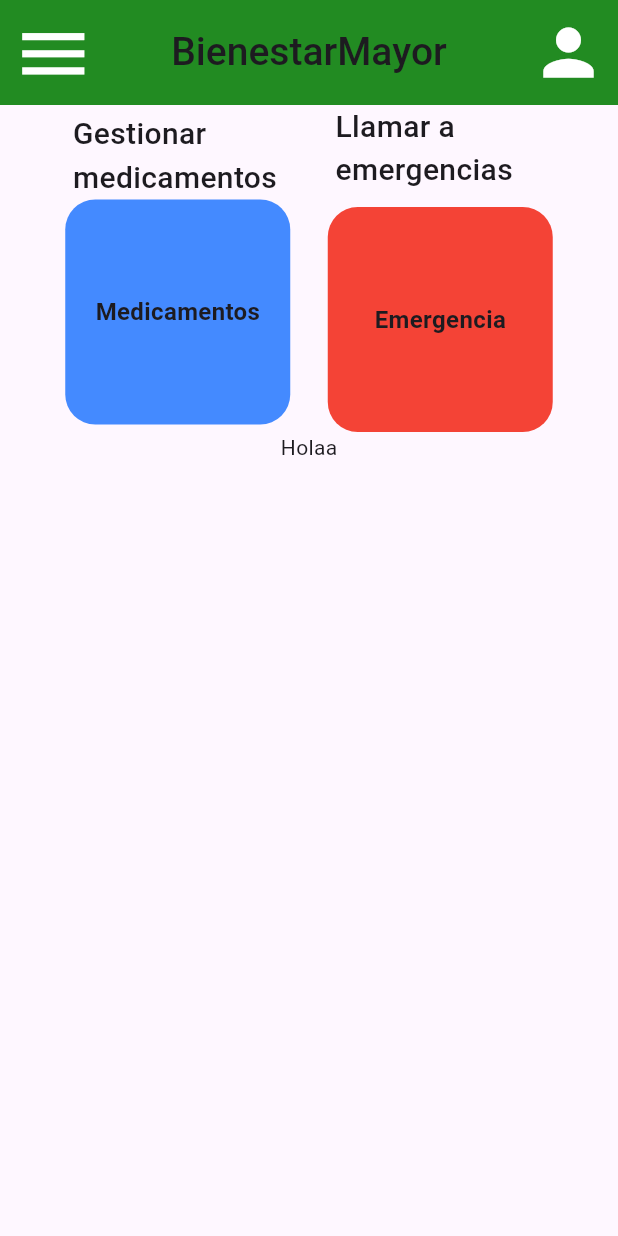
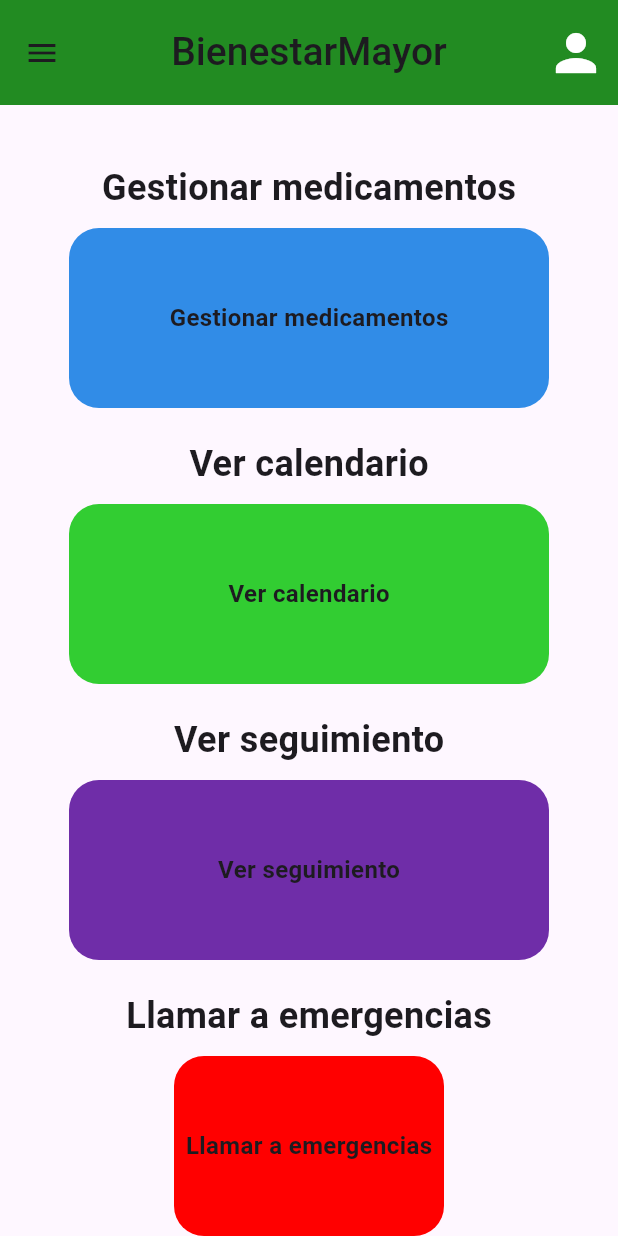
Before and after one commit to JavierVelaR/BienestarMayor, a Flutter app: the screen it shows after launch, on a phone screen of 412 x 824 dp. Run offline on Flutter 3.47's test engine with Material 3 defaults, Android fonts, the phone set to English and light mode, and no system bars; our stand-ins replace email_validator, flutter_svg, modal_progress_hud_nsn, shared_preferences.

Commit message:
Comienzo los diseños de la página principal y del Drawer (Barra lateral)

```diff
--- /dev/null
+++ b/bienestar_mayor/lib/ui/screen_principal/panel_home.dart
@@ -0,0 +1,54 @@
+import 'package:flutter/cupertino.dart';
+
+class PanelHome extends StatelessWidget {
+  const PanelHome({super.key});
+
+  @override
+  Widget build(BuildContext context) {
+    return SingleChildScrollView(
+        padding: const EdgeInsets.all(8),
+        child: Column(
+          crossAxisAlignment: CrossAxisAlignment.start,
+          children: [
+            Text("Gestiona y monitoriza\nfácilmente tus instalaciones"),
+            const SizedBox(height: 10),
+            // Row(),
+            // const SizedBox(height: CONF_SPACE_AFTER_TITLE_SMALL),
+            Text("Configura y/o añade tus\ndispositivos",),
+            const SizedBox(height: 10),
+            // _panelConfig(context),
+            // const SizedBox(height: 12),
+            // Row(
+            //   children: [
+            //     Expanded(
+            //         child: CardHome(
+            //           "Añadir Enersim",
+            //           Assets.homeHomeAddEnersim,
+            //           onTap: () => configureNewDevice(DeviceFamily.enersim),
+            //         )),
+            //     const SizedBox(width: 12),
+            //     Expanded(
+            //         child: CardHome(
+            //           "Disp. no vinculados",
+            //           Assets.homeHomeDevicesNotLinked,
+            //           onTap: showDevicesNotLinked,
+            //         )),
+            //   ],
+            // ),
+            // const SizedBox(height: CONF_SPACE_AFTER_TITLE_SMALL),
+            // Text("IP-Meter", style: Theme.of(context).textTheme.titleLarge),
+            // const SizedBox(height: CONF_SPACE_AFTER_TITLE_SMALL),
+            // Row(
+            //   children: [
+            //     Expanded(
+            //         child: CardHome("Dispositivos", Assets.homeHomeIpmeter, onTap: () => _actionShowIPMeters(context))),
+            //     const SizedBox(width: 12),
+            //     Expanded(
+            //         child: CardHome("Instalaciones", Assets.homeHomeInstallations,
+            //             onTap: () => _actionShowInstallations(context))),
+            //   ],
+            // ),
+          ],
+        ));
+  }
+}
--- a/bienestar_mayor/lib/ui/screen_principal/screen_principal.dart
+++ b/bienestar_mayor/lib/ui/screen_principal/screen_principal.dart
@@ -1,11 +1,7 @@
-import 'dart:ui';
-
 import 'package:bienestar_mayor/theme/custom_colors.dart';
-import 'package:flutter/cupertino.dart';
 import 'package:flutter/material.dart';
-import 'package:flutter/painting.dart';
-import 'package:flutter/rendering.dart';
-import 'package:flutter/widgets.dart';
+import 'package:flutter_svg/flutter_svg.dart';
+import '../../generated/assets.dart';
 
 class ScreenPrincipal extends StatefulWidget {
   const ScreenPrincipal({super.key});
@@ -19,66 +15,23 @@ class _ScreenPrincipalState extends State<ScreenPrincipal> {
   Widget build(BuildContext context) {
     return Scaffold(
       resizeToAvoidBottomInset: false,
-      appBar: AppBar(
-        title: const Text("BienestarMayor", style: TextStyle(fontSize: 26, fontWeight: FontWeight.w500),),
-        centerTitle: true,
-        backgroundColor: CustomColors.verdeBosque,
-        toolbarHeight: 70,
-        shadowColor: Colors.black,
-        leading: IconButton(icon: const Icon(Icons.menu, color: Colors.white, size: 55,), onPressed: (){ _showMenu(); },),
-        actions: [
-          IconButton(onPressed: () { _showAccount();}, icon: const Icon(Icons.person), iconSize: 50, color: Colors.white,),
-        ],
-      ),
-      body: Column(
-        mainAxisAlignment: MainAxisAlignment.start,
-        children: [
-          Row(
-            mainAxisAlignment: MainAxisAlignment.center,
-            children: [
-              Column(
-                children: [
-                  const SizedBox(
-                    width: 140,
-                    child: Text("Gestionar medicamentos", style: TextStyle(fontSize: 20, fontWeight: FontWeight.w500))
-                  ),
-                  Container(
-                    width: 150,
-                    height: 150,
-                    decoration: BoxDecoration(borderRadius: BorderRadius.circular(20), color: Colors.blueAccent),
-                    alignment: Alignment.center,
-                    child: InkWell(
-                      onTap: _cardOnTap,
-                      child: const Text("Medicamentos", style: TextStyle(fontSize: 16, fontWeight: FontWeight.w600),),
-                    ),
-                  ),
-                ],
-              ),
-              const SizedBox(width: 25,),
-              Column(
-                children: [
-                  const SizedBox(
-                    width: 140,
-                    child: Text("Llamar a emergencias", style: TextStyle(fontSize: 20, fontWeight: FontWeight.w500))
-                ),
-                  Container(
-                    margin: const EdgeInsets.only(top: 10),
-                    width: 150,
-                    height: 150,
-                    decoration: BoxDecoration(borderRadius: BorderRadius.circular(20), color: Colors.red),
-                    alignment: Alignment.center,
-                    child: InkWell(
-                      onTap: _cardOnTap,
-                      child: const Text("Emergencia", style: TextStyle(fontSize: 16, fontWeight: FontWeight.w600)),
-                    ),
-                  ),
-                ],
-              ),
-            ],
+      appBar: _appBar(),
+      drawer: _drawer(),
+      body: SingleChildScrollView(padding: const EdgeInsets.all(10.0),
+          child: Container(
+            alignment: Alignment.center,
+            margin: const EdgeInsets.only(top: 8),
+            child: Column(
+              mainAxisAlignment: MainAxisAlignment.start,
+              children: [
+                _cardWithText("Gestionar medicamentos", CustomColors.azulFrancia, () { }, Assets.imagesEyeClosed),
+                _cardWithText("Ver calendario", CustomColors.verdeLima, () { }, Assets.imagesEyeClosed),
+                _cardWithText("Ver seguimiento", CustomColors.berenjena, () { }, Assets.imagesEyeClosed),
+                _cardWithText("Llamar a emergencias", CustomColors.rojo, () { }, Assets.imagesEyeClosed, width: 180),
+              ],
+            ),
           ),
-          Text("Holaa"),
-        ],
-      ),
+        ),
     );
   }
 
@@ -86,11 +39,82 @@ class _ScreenPrincipalState extends State<ScreenPrincipal> {
   // ELEMENTOS
   //////////////////////////////////
 
-  _card(String text, Color color){
-    return Card(
-      margin: const EdgeInsets.all(10),
-      color: color,
-        child: Text(text),
+  _appBar(){
+    return AppBar(
+      title: const Text("BienestarMayor", style: TextStyle(fontSize: 26, fontWeight: FontWeight.w500),),
+      centerTitle: true,
+      backgroundColor: CustomColors.verdeBosque,
+      toolbarHeight: 70,
+      shadowColor: Colors.black,
+      // leading: IconButton(icon: const Icon(Icons.menu, color: Colors.white, size: 55,), onPressed: (){ _showMenu(); },),
+      actions: [
+        IconButton(onPressed: () { _showAccount();}, icon: const Icon(Icons.person), iconSize: 40, color: Colors.white,),
+      ],
+    );
+  }
+
+  _drawer(){
+    return Drawer(
+      width: 250,
+      child: Container(
+        alignment: Alignment.center,
+        decoration: const BoxDecoration(color: Colors.white),
+        child: Column(
+          children: [
+            const SizedBox(height: 80,),
+            _drawerTile("Medicamentos", Icons.healing, subtitle: "Ver los medicamentos"),
+            const SizedBox(height: 20,),
+            _drawerTile("Calendario", Icons.date_range),
+            const SizedBox(height: 20,),
+            _drawerTile("Ver seguimiento", Icons.follow_the_signs),
+            const SizedBox(height: 100,),
+            _drawerTile("Llamar a emergencias", Icons.emergency, colorIcon: Colors.red),
+
+            const Divider(height: 100,),
+            const Text("BienestarMayor", style: TextStyle(fontSize: 26, fontStyle: FontStyle.italic, fontWeight: FontWeight.w400),),
+            const SizedBox(height: 20,),
+            SvgPicture.asset(Assets.imagesEyeClosed, width: 50,),
+          ],
+        ),
+      ),
+    );
+  }
+
+  _drawerTile(String title, IconData icon, {String? subtitle, Color? colorIcon}){
+    final Text? textWidget;
+    var color = colorIcon;
+
+    (subtitle != null) ? textWidget = Text(subtitle) : textWidget = null;
+
+    (colorIcon != null) ? color = colorIcon : color = Colors.black;
+
+    return ListTile(
+      leading: Icon(icon, size: 40,),
+      title: Text(title),
+      horizontalTitleGap: 20,
+      iconColor: color,
+      subtitle: textWidget,
+      onTap: _drawerOnTapTile,
+    );
+  }
+
+  _cardWithText(String text, Color color, void Function()? onTap, String assetImage, {int width = 320}){
+    return Column(
+      children: [
+        const SizedBox(height: 20,),
+        Text(text, style: const TextStyle(fontSize: 24, fontWeight: FontWeight.w600),),
+        const SizedBox(height: 10,),
+        Container(
+          width: width.toDouble(),
+          height: 120,
+          decoration: BoxDecoration(borderRadius: BorderRadius.circular(20), color: color),
+          alignment: Alignment.center,
+          child: InkWell(
+            onTap: _cardOnTap,
+            child: Text(text, style: const TextStyle(fontSize: 16, fontWeight: FontWeight.w600),),
+          ),
+        ),
+      ],
     );
   }
 
@@ -99,13 +123,18 @@ class _ScreenPrincipalState extends State<ScreenPrincipal> {
   // ACCIONES
   ////////////////////////////////////////////
 
+  ///Cuidado con querer cambiar a pantallas diferentes, hay que añadir argurmento de la ruta para ir a ella
   _cardOnTap(){
 
   }
 
-  _showMenu(){
-    debugPrint("Se ha pulsado el icono del menu");
+  _drawerOnTapTile(){
+
   }
+
+  // _showMenu(){
+  //   debugPrint("Se ha pulsado el icono del menu");
+  // }
 
   _showAccount(){
     debugPrint("Se ha pulsado el icono de la cuenta");
```
Also changed, not shown: 1 other file.
